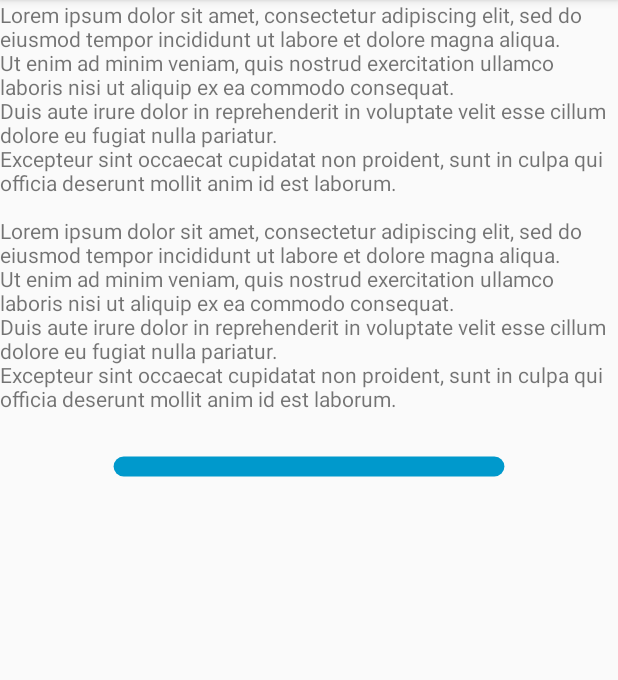
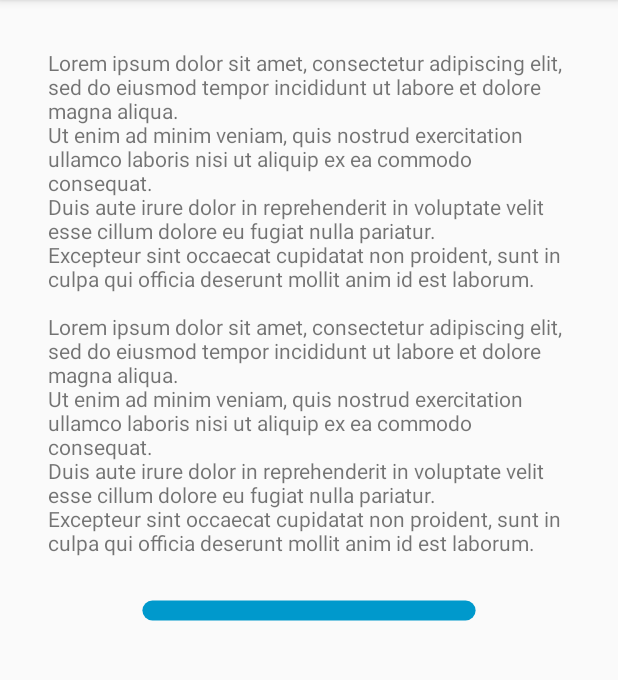
Before and after one commit to yfujiki/MaterialPathTransitionSample, an Android app: the screen it shows after launch (MainActivity), on a phone screen of 412 x 824 dp, the part 84-764 px from its top. Run offline under Robolectric (Android 15) with nearby library versions, the phone set to English and light mode, and no system bars.

Commit message:
Better styling for the label.

```diff
--- a/app/src/main/res/layout/fragment_main.xml
+++ b/app/src/main/res/layout/fragment_main.xml
@@ -8,6 +8,8 @@
     <TextView
             android:id="@+id/textView"
             android:text="@string/loren_ipsum"
+            android:layout_margin="32dp"
+            android:paddingTop="32dp"
             android:layout_width="match_parent"
             android:layout_height="wrap_content"/>
 
@@ -17,7 +19,10 @@
             android:layout_width="match_parent"
             android:layout_height="55dp"
             android:background="#00000000"
-            android:layout_marginTop="8dp"/>
+            android:layout_marginTop="8dp"
+            android:layout_marginStart="32dp"
+            android:layout_marginEnd="32dp"
+    />
 
     <Button android:id="@+id/button"
             android:text="@string/open_map"
--- a/app/src/main/res/layout/fragment_map.xml
+++ b/app/src/main/res/layout/fragment_map.xml
@@ -9,6 +9,7 @@
             android:id="@+id/mapView"
             android:src="@drawable/northeastern_us_blank_map"
             android:adjustViewBounds = "true"
+            android:layout_margin="-32dp"
             android:layout_width="match_parent"
             android:layout_height="wrap_content"/>
 
@@ -20,7 +21,8 @@
             android:layout_height="0dp"
             android:background="#00000000"
             android:layout_marginTop="8dp"
-            android:transitionName="@string/path_canvas_transition"
+            android:layout_marginStart="32dp"
+            android:layout_marginEnd="32dp"
     />
 
     <Button android:id="@+id/button"
```
